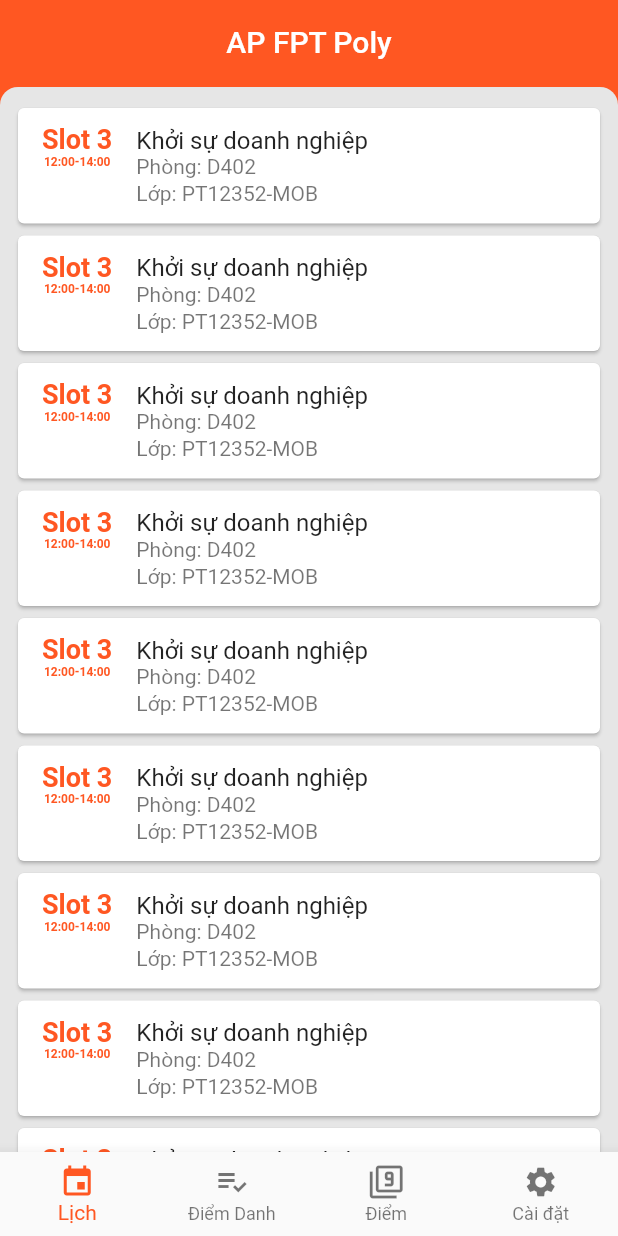
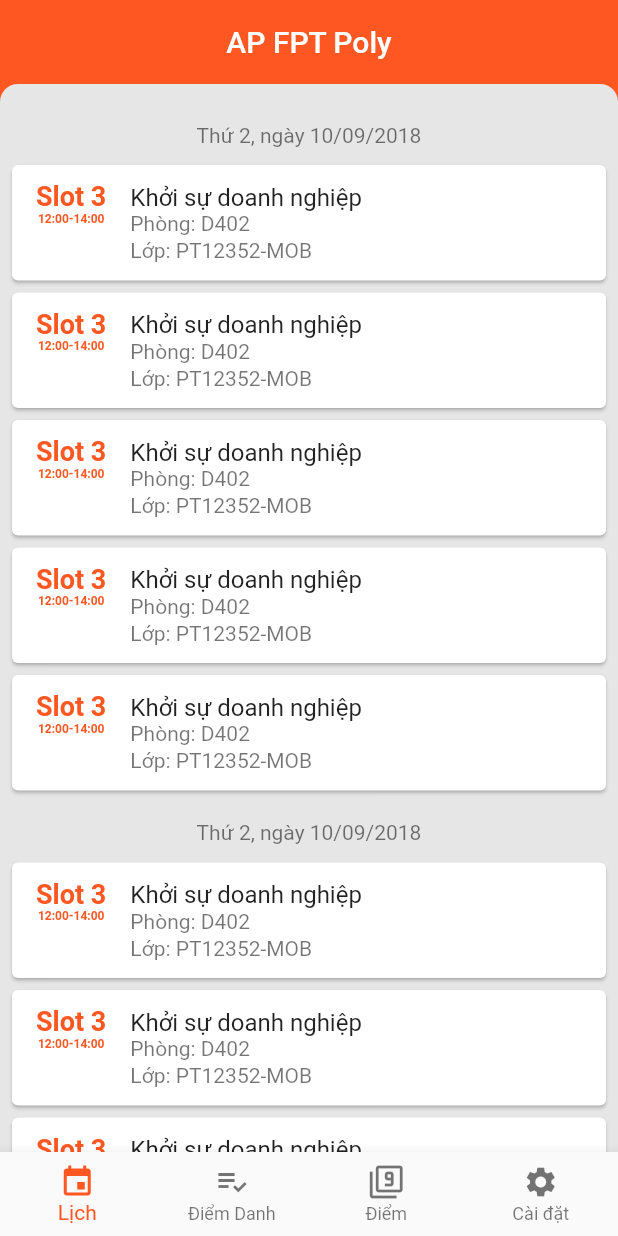
Before and after one commit to muskanmahajan37/flutter-apfptpoly, a Flutter app: the screen it shows after launch, on a phone screen of 412 x 824 dp. Run offline on Flutter 3.47's test engine with Material 2 defaults, Android fonts, the phone set to English and light mode, and no system bars; drawn by our look-alikes of sticky_headers; missing offline and left inert: flutter_webview_plugin, rounded_modal.

Commit message:
add sticky header for lich group

```diff
--- /dev/null
+++ b/lib/model/group_lich.dart
@@ -0,0 +1,8 @@
+import 'lich.dart';
+
+class GroupLich {
+  final String date;
+  final List<Lich> dsLich;
+
+  GroupLich({ this.date, this.dsLich });
+}
--- a/lib/routes/cai_dat.dart
+++ b/lib/routes/cai_dat.dart
@@ -40,7 +40,7 @@ class _CaiDatScreenState extends State<CaiDatScreen> {
     kyThu: "7",
   );
 
-  Widget _buildThongTinCaNhanModal() {
+  Widget _buildStudentInfoModal() {
     return Container(
       child: ListView(
         physics: BouncingScrollPhysics(),
@@ -259,7 +259,7 @@ class _CaiDatScreenState extends State<CaiDatScreen> {
                   context: context,
                   color: Colors.white,
                   radius: 12.0,
-                  builder: (_) => _buildThongTinCaNhanModal(),
+                  builder: (_) => _buildStudentInfoModal(),
                 );
               }),
           _buildCard(
--- a/lib/routes/lich.dart
+++ b/lib/routes/lich.dart
@@ -1,7 +1,9 @@
 import 'package:flutter/material.dart';
 import 'package:rounded_modal/rounded_modal.dart';
+import 'package:sticky_headers/sticky_headers.dart';
 import '../configs.dart';
 import '../model/lich.dart';
+import '../model/group_lich.dart';
 import '../widgets/list_item.dart';
 import '../widgets/lich_item.dart';
 
@@ -16,7 +18,9 @@ class _LichScreenState extends State<LichScreen> {
   static const TextStyle _GhiChuTitleStyle =
       TextStyle(fontWeight: FontWeight.bold, color: Colors.black54);
 
-  List<Lich> dsLich = List<Lich>.generate(10, (index) => Lich(
+  List<GroupLich> dsGroupLich = List<GroupLich>.generate(10, (index) => GroupLich(
+    date: "Thứ 2, ngày 10/09/2018",
+    dsLich: List<Lich>.generate(5, (index) => Lich(
       slot: "3",
       thoiGian: "12:00-14:00",
       tenMon: "Khởi sự doanh nghiệp",
@@ -31,8 +35,9 @@ class _LichScreenState extends State<LichScreen> {
         nhiemVu: "Lorem ipsum",
         hocLieu: "Lorem ipsum",
         taiLieu: "Lorem ipsum"
-    )
-  ));
+      ),
+    ),),
+  ),);
 
   Widget _buildLichModal(Lich lich) {
     return Container(
@@ -104,19 +109,51 @@ class _LichScreenState extends State<LichScreen> {
       child: ListView.builder(
         physics: const BouncingScrollPhysics(),
         padding:
-          const EdgeInsets.symmetric(vertical: 10.0, horizontal: 4.0),
-        itemCount: dsLich.length,
-        itemBuilder: (_, index) => LichItem(
-          lich: dsLich[index],
+          const EdgeInsets.symmetric(vertical: 10.0),
+        itemCount: dsGroupLich.length,
+        itemBuilder: (_, index) {
+          final groupLich = dsGroupLich[index];
+          return StickyHeaderBuilder(
+            builder: (context, amount) {
+              print("$index $amount");
+              final opacity = amount > 0 ? 0.0 : amount.abs();
+              final isSticking = opacity > 0.8;
+              return Center(
+                child: Container(
+                  margin: EdgeInsets.only(top: 8.0),
+                  padding: const EdgeInsets.all(8.0),
+                  decoration: ShapeDecoration(
+                    color: Colors.white.withOpacity(opacity),
+                    shape: StadiumBorder(),
+                    shadows: <BoxShadow>[
+                      BoxShadow(offset: Offset(0.0, 2.0), blurRadius: 1.0, spreadRadius: -1.0, color: Colors.black.withOpacity(isSticking ? 0.1 : 0.0)),
+                      BoxShadow(offset: Offset(0.0, 1.0), blurRadius: 1.0, spreadRadius: 0.0, color: Colors.black.withOpacity(isSticking ? 0.08 : 0.0)),
+                      BoxShadow(offset: Offset(0.0, 1.0), blurRadius: 3.0, spreadRadius: 0.0, color: Colors.black.withOpacity(isSticking ? 0.07: 0.0)),
+                    ],
+                  ),
+                  child: Text(groupLich.date, style: TextStyle(color: Colors.black54)),
+                ),
+              );
+            },
+            content: ListView.builder(
+              physics: NeverScrollableScrollPhysics(),
+              shrinkWrap: true,
+              itemCount: groupLich.dsLich.length,
+              itemBuilder: (_, lichIndex) => LichItem(
+              lich: groupLich.dsLich[lichIndex],
                 onTap: () {
                   showRoundedModalBottomSheet(
                     context: context,
                     color: Colors.white,
                     radius: 12.0,
-              builder: (_) => _buildLichModal(dsLich[index]),
+                    builder: (_) => _buildLichModal(groupLich.dsLich[lichIndex]),
                   );
                 },
-        )),
+              ),
+            )
+          );
+        },
+      ),
       decoration: kMainCardBoxDecoration
     );
   }
--- a/lib/routes/main.dart
+++ b/lib/routes/main.dart
@@ -59,7 +59,6 @@ class _MainScreenState extends State<MainScreen> with TickerProviderStateMixin {
           elevation: 0.0,
         ),
         body: Container(
-          margin: EdgeInsets.only(top: 2.0),
           child: Stack(children: <Widget>[
             Visible(visible: _selectedTab == 0, child: LichScreen()),
             Visible(visible: _selectedTab == 1, child: DiemDanhScreen()),
--- a/lib/widgets/list_item.dart
+++ b/lib/widgets/list_item.dart
@@ -6,7 +6,7 @@ class ListItem extends StatelessWidget {
     this.subtitle,
     this.child,
     this.alignment = CrossAxisAlignment.start,
-    this.onTap
+    this.onTap,
   });
 
   final String title;
@@ -26,7 +26,6 @@ class ListItem extends StatelessWidget {
     return Container(
       padding: EdgeInsets.symmetric(horizontal: 16.0, vertical: 12.0),
       decoration: BoxDecoration(
-        color: Colors.white,
         border: _kBorderStyle,
       ),
       child: Column(
--- a/pubspec.yaml
+++ b/pubspec.yaml
@@ -11,6 +11,8 @@ dependencies:
   path_provider: ^0.4.1
   flutter_swiper: ^1.0.6
   rounded_modal: ^0.0.1
+  sticky_headers: ^0.1.7
+
 
   # The following adds the Cupertino Icons font to your application.
   # Use with the CupertinoIcons class for iOS style icons.
```
Also changed, not shown: pubspec.lock. Lines whose indentation alone changed are shown as unchanged.
